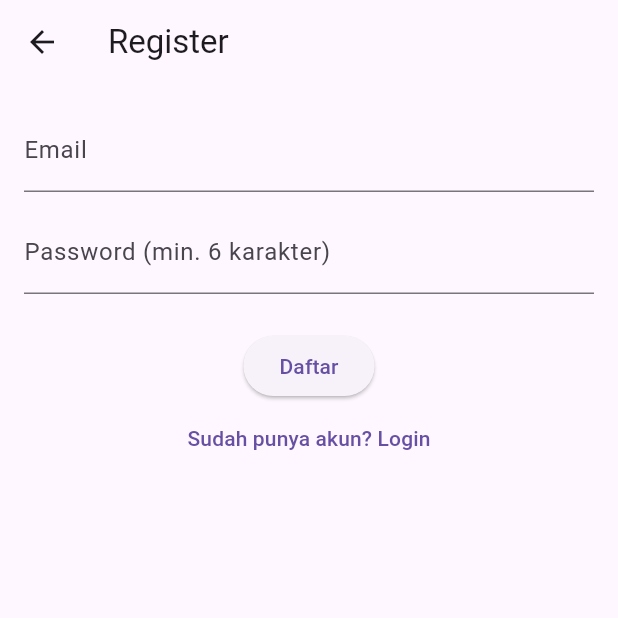
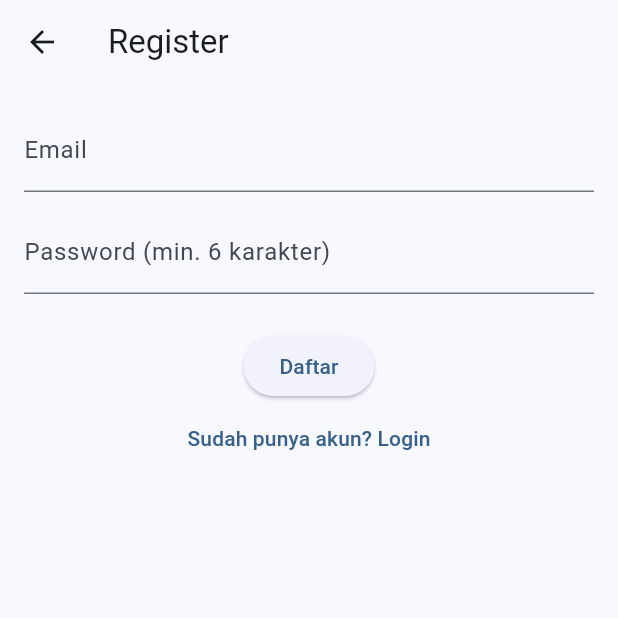
Before and after one commit to Lxtream23/tugas_uas, a Flutter app: the screen it shows after launch, after a tap on "Belum punya akun? Register", on a phone screen of 412 x 824 dp, the top half of it. Run offline on Flutter 3.47's test engine with Material 3 defaults, Android fonts, the phone set to English and light mode, and no system bars; our stand-ins replace flutter_colorpicker, image_picker, shared_preferences, supabase_flutter; accounts and stored records are empty; network calls fail.

```diff
--- a/lib/main.dart
+++ b/lib/main.dart
@@ -1,4 +1,5 @@
 import 'package:flutter/material.dart';
+import 'package:flutter_colorpicker/flutter_colorpicker.dart';
 import 'package:supabase_flutter/supabase_flutter.dart';
 import 'package:tugas_uas/guards/session_guard.dart';
 import 'package:tugas_uas/pages/detail_page.dart';
@@ -28,12 +29,15 @@ class _MyAppState extends State<MyApp> {
   final ValueNotifier<ThemeMode> _themeNotifier = ValueNotifier(
     ThemeMode.system,
   );
+  final ValueNotifier<Color> _accentColorNotifier = ValueNotifier(Colors.blue);
   ThemeMode _themeMode = ThemeMode.system;
+  Color _primaryColor = Colors.blue;
 
   @override
   void initState() {
     super.initState();
     _loadThemeMode();
+    _loadAccentColor();
   }
 
   void _onThemeChanged(ThemeMode mode) async {
@@ -65,17 +69,48 @@ class _MyAppState extends State<MyApp> {
     }
   }
 
+  Future<void> _loadAccentColor() async {
+    final prefs = await SharedPreferences.getInstance();
+    final colorValue = prefs.getInt('primary_color');
+    if (colorValue != null) {
+      setState(() {
+        _primaryColor = Color(colorValue);
+      });
+    }
+  }
+
+  void _onAccentColorChanged(Color color) async {
+    final prefs = await SharedPreferences.getInstance();
+    await prefs.setInt('primary_color', color.value);
+    _accentColorNotifier.value = color;
+  }
+
   @override
   Widget build(BuildContext context) {
     return ValueListenableBuilder<ThemeMode>(
       valueListenable: _themeNotifier,
       builder: (context, mode, _) {
+        return ValueListenableBuilder<Color>(
+          valueListenable: _accentColorNotifier,
+          builder: (context, color, _) {
             return MaterialApp(
               title: 'Catatan Harian',
               debugShowCheckedModeBanner: false,
-          theme: ThemeData.light(),
-          darkTheme: ThemeData.dark(),
+              // theme: ThemeData.light(),
+              // darkTheme: ThemeData.dark(),
               themeMode: _themeMode,
+              theme: ThemeData(
+                colorScheme: ColorScheme.fromSeed(seedColor: color),
+                useMaterial3: true,
+              ),
+              darkTheme: ThemeData.dark().copyWith(
+                colorScheme: ColorScheme.fromSeed(
+                  seedColor: color,
+                  brightness: Brightness.dark,
+                ),
+                useMaterial3: true,
+              ),
+
               initialRoute: '/',
               routes: {
                 '/': (_) => const SplashPage(),
@@ -88,7 +123,10 @@ class _MyAppState extends State<MyApp> {
                 '/detail': (_) => const SessionGuard(child: DetailPage()),
                 '/settings':
                     (_) => SessionGuard(
-                  child: SettingsPage(onThemeChanged: _onThemeChanged),
+                      child: SettingsPage(
+                        onThemeChanged: _onThemeChanged,
+                        onAccentColorChanged: _onAccentColorChanged,
+                      ),
                     ),
                 '/profile-form':
                     (_) => const SessionGuard(child: ProfileFormPage()),
@@ -96,5 +134,7 @@ class _MyAppState extends State<MyApp> {
             );
           },
         );
+      },
+    );
   }
 }
--- a/pubspec.yaml
+++ b/pubspec.yaml
@@ -38,6 +38,7 @@ dependencies:
   supabase_flutter: ^2.9.0
   top_snackbar_flutter: ^2.1.1
   shared_preferences: ^2.2.0
+  flutter_colorpicker: ^1.0.3
 
 dev_dependencies:
   flutter_test:
```
Also changed, not shown: lib/pages/settings_page.dart (+51 -1 lines), pubspec.lock. Lines whose indentation alone changed are shown as unchanged.
